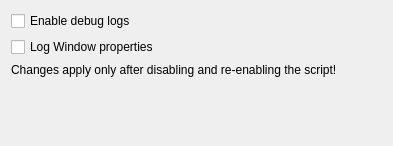
This is contents/ui/config.ui in ragusa87/kde-tiling-on-drag as Qt 5 draws it before an edit. The edited form follows.
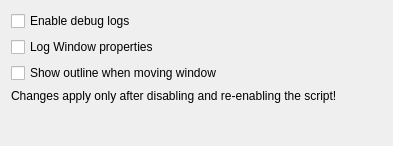
This is the edited form.

Commit message: showOutline config

```diff
--- a/contents/ui/config.ui
+++ b/contents/ui/config.ui
@@ -38,6 +38,13 @@
     </widget>
    </item>
    <item row="2" column="0">
+    <widget class="QCheckBox" name="kcfg_showOutline">
+     <property name="text">
+      <string>Show outline when moving window</string>
+     </property>
+    </widget>
+   </item>
+   <item row="3" column="0">
     <widget class="QLabel" name="label" >
      <property name="text">
       <string>Changes apply only after disabling and re-enabling the script!</string>
```
The commit also changes 2 other files.
